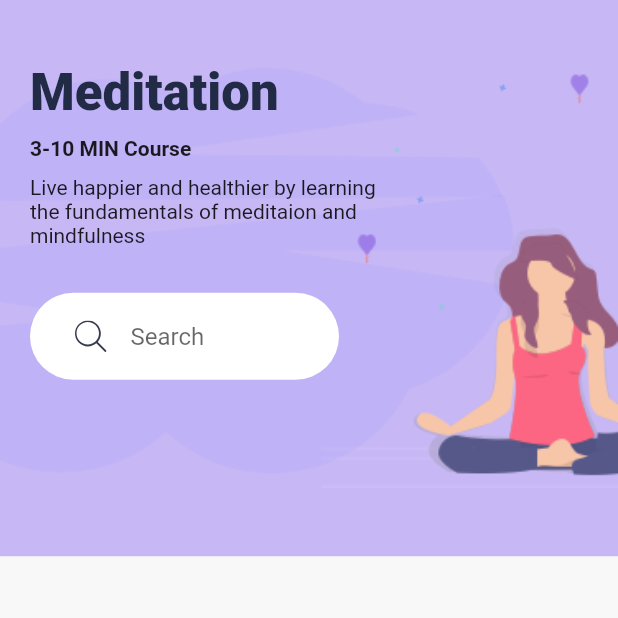
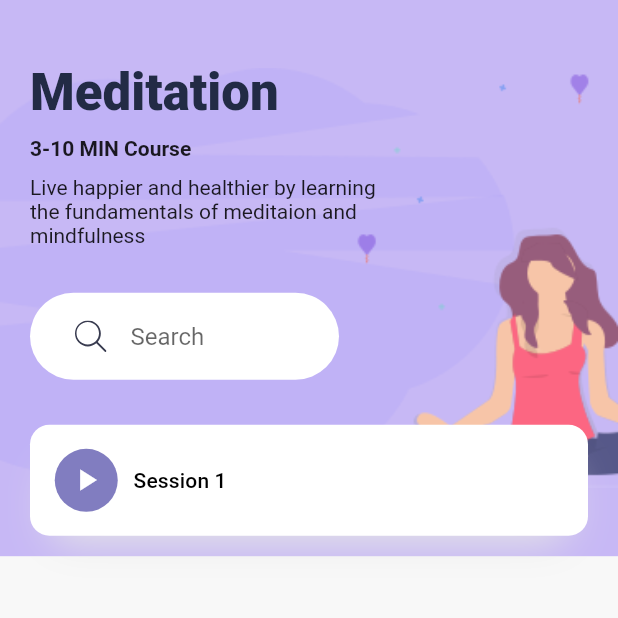
Before and after one commit to DaminduSandaruwan/MeditationApp, a Flutter app: the DetailsScreen screen opened directly, on a phone screen of 412 x 824 dp, the top half of it. Run offline on Flutter 3.47's test engine with Material 2 defaults, Android fonts, the phone set to English and light mode, and no system bars; our stand-ins replace flutter_svg.

Commit message:
add a session

```diff
--- a/lib/screens/detail_screen.dart
+++ b/lib/screens/detail_screen.dart
@@ -51,6 +51,46 @@ class DetailsScreen extends StatelessWidget {
                     width: size.width * .5,
                     child: SearchBar(),
                   ),
+                  Wrap(
+                    children: <Widget>[
+                      Container(
+                        padding: EdgeInsets.all(16),
+                        decoration: BoxDecoration(
+                          color: Colors.white,
+                          borderRadius: BorderRadius.circular(13),
+                          boxShadow: [
+                            BoxShadow(
+                              offset: Offset(0,17),
+                              blurRadius: 23,
+                              spreadRadius: -13,
+                              color: kShadowColor,
+                            ),
+                          ],
+                        ),
+                        child: Row(
+                          children: <Widget>[
+                            Container(
+                              height: 42,
+                              width: 43,
+                              decoration: BoxDecoration(
+                                color: kBlueColor,
+                                shape: BoxShape.circle,
+                              ),
+                              child: Icon(
+                                Icons.play_arrow,
+                                color: Colors.white,
+                              ),
+                            ),
+                            SizedBox(width: 10),
+                            Text(
+                              "Session 1",
+                              style: Theme.of(context).textTheme.subtitle,
+                            ),
+                          ],
+                        ),
+                      ),
+                    ],
+                  )
                 ],
               ),
             ),
```
